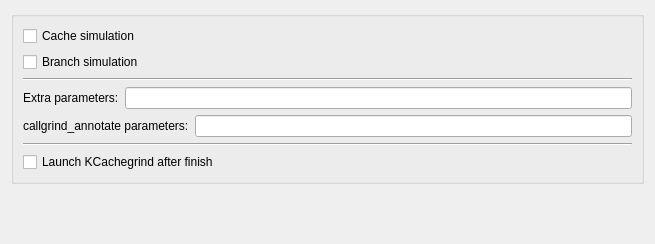
Qt form tools/callgrind/configpage.ui (KDE/kdev-valgrind) before a commit.
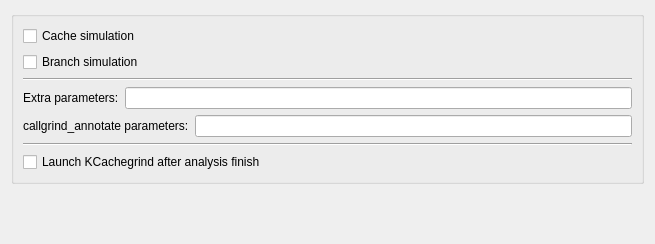
The same form after that commit.

```diff
--- a/tools/callgrind/configpage.ui
+++ b/tools/callgrind/configpage.ui
@@ -112,7 +112,7 @@
       <item>
        <widget class="QCheckBox" name="launchKCachegrind">
         <property name="text">
-         <string>Launch KCachegrind after finish</string>
+         <string>Launch KCachegrind after analysis finish</string>
         </property>
        </widget>
       </item>
```
